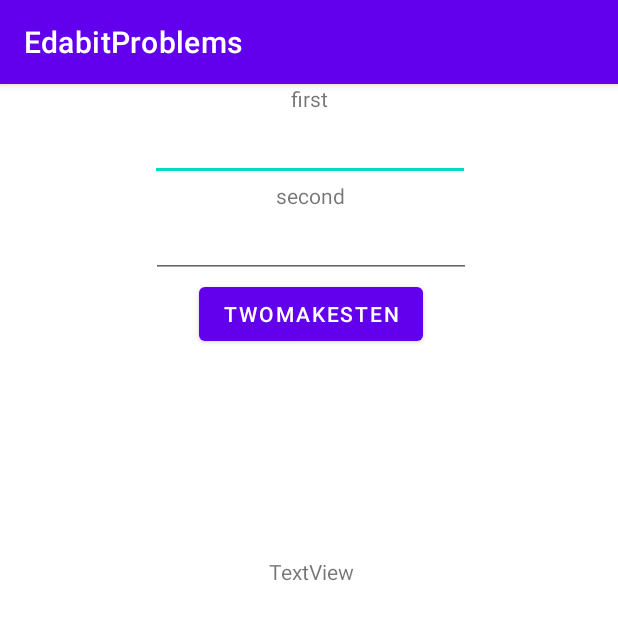
After one commit to Suresh-sanganaboyana-improve10x/EdabitProblems, an Android app: the TwoMakesTenActivity screen opened directly, with no data from a screen before it, on a phone screen of 412 x 824 dp. The commit adds this screen. Shown: the top 620 px of the screen. Run offline under Robolectric (Android 15) with nearby library versions, the phone set to English and light mode, and no system bars.

Commit message:
Created TwoMakesTenActivity and implemented test cases and functionality

```diff
--- /dev/null
+++ b/app/src/main/java/com/example/edabitproblems/twoMakesTen/TwoMakesTenActivity.java
@@ -0,0 +1,33 @@
+package com.example.edabitproblems.twoMakesTen;
+
+import androidx.appcompat.app.AppCompatActivity;
+
+import android.os.Bundle;
+import android.view.View;
+
+import com.example.edabitproblems.R;
+import com.example.edabitproblems.databinding.ActivityTwoMakesTenBinding;
+
+public class TwoMakesTenActivity extends AppCompatActivity implements TwoMakesTenView{
+
+    private ActivityTwoMakesTenBinding binding;
+
+    @Override
+    protected void onCreate(Bundle savedInstanceState) {
+        super.onCreate(savedInstanceState);
+        binding = ActivityTwoMakesTenBinding.inflate(getLayoutInflater());
+        setContentView(binding.getRoot());
+        handleTwoMakesTen();
+    }
+
+    @Override
+    public void handleTwoMakesTen() {
+        binding.twoMakesTenBtn.setOnClickListener(v -> {
+            String firstParam = binding.firstParamTxt.getText().toString();
+            String secondParam = binding.secondParamTxt.getText().toString();
+            boolean twoMakesTen = new TwoMakesTenControllerImpl().isTwoMakesTen(firstParam, secondParam);
+            binding.returnTxt.setText(String.valueOf(twoMakesTen));
+            binding.returnTxt.setVisibility(View.VISIBLE);
+        });
+    }
+}
--- /dev/null
+++ b/app/src/main/java/com/example/edabitproblems/twoMakesTen/TwoMakesTenController.java
@@ -0,0 +1,6 @@
+package com.example.edabitproblems.twoMakesTen;
+
+public interface TwoMakesTenController {
+
+    boolean isTwoMakesTen(String a, String b);
+}
--- /dev/null
+++ b/app/src/main/java/com/example/edabitproblems/twoMakesTen/TwoMakesTenView.java
@@ -0,0 +1,6 @@
+package com.example.edabitproblems.twoMakesTen;
+
+public interface TwoMakesTenView {
+
+    void handleTwoMakesTen();
+}
--- /dev/null
+++ b/app/src/main/res/layout/activity_two_makes_ten.xml
@@ -0,0 +1,66 @@
+<?xml version="1.0" encoding="utf-8"?>
+<androidx.constraintlayout.widget.ConstraintLayout xmlns:android="http://schemas.android.com/apk/res/android"
+    xmlns:app="http://schemas.android.com/apk/res-auto"
+    xmlns:tools="http://schemas.android.com/tools"
+    android:layout_width="match_parent"
+    android:layout_height="match_parent"
+    tools:context=".twoMakesTen.TwoMakesTenActivity">
+
+    <EditText
+        android:id="@+id/first_param_txt"
+        android:layout_width="wrap_content"
+        android:layout_height="wrap_content"
+        android:ems="10"
+        android:inputType="textPersonName"
+        app:layout_constraintEnd_toEndOf="@+id/textView2"
+        app:layout_constraintStart_toStartOf="@+id/textView2"
+        app:layout_constraintTop_toBottomOf="@+id/textView2" />
+
+    <TextView
+        android:id="@+id/textView2"
+        android:layout_width="wrap_content"
+        android:layout_height="wrap_content"
+        android:text="first"
+        app:layout_constraintEnd_toEndOf="parent"
+        app:layout_constraintStart_toStartOf="parent"
+        app:layout_constraintTop_toTopOf="parent" />
+
+    <TextView
+        android:id="@+id/textView3"
+        android:layout_width="wrap_content"
+        android:layout_height="wrap_content"
+        android:text="second"
+        app:layout_constraintEnd_toEndOf="@+id/first_param_txt"
+        app:layout_constraintStart_toStartOf="@+id/first_param_txt"
+        app:layout_constraintTop_toBottomOf="@+id/first_param_txt" />
+
+    <EditText
+        android:id="@+id/second_param_txt"
+        android:layout_width="wrap_content"
+        android:layout_height="wrap_content"
+        android:ems="10"
+        android:inputType="textPersonName"
+        app:layout_constraintEnd_toEndOf="@+id/textView3"
+        app:layout_constraintStart_toStartOf="@+id/textView3"
+        app:layout_constraintTop_toBottomOf="@+id/textView3" />
+
+    <Button
+        android:id="@+id/two_makes_ten_btn"
+        android:layout_width="wrap_content"
+        android:layout_height="wrap_content"
+        android:text="TwoMakesTen"
+        app:layout_constraintEnd_toEndOf="@+id/second_param_txt"
+        app:layout_constraintStart_toStartOf="@+id/second_param_txt"
+        app:layout_constraintTop_toBottomOf="@+id/second_param_txt" />
+
+    <TextView
+        android:id="@+id/return_txt"
+        android:layout_width="wrap_content"
+        android:layout_height="wrap_content"
+        android:text="TextView"
+        app:layout_constraintBottom_toBottomOf="parent"
+        app:layout_constraintEnd_toEndOf="@+id/two_makes_ten_btn"
+        app:layout_constraintStart_toStartOf="@+id/two_makes_ten_btn"
+        app:layout_constraintTop_toBottomOf="@+id/two_makes_ten_btn"
+        app:layout_constraintVertical_bias="0.241" />
+</androidx.constraintlayout.widget.ConstraintLayout>
```
Also changed, not shown: app/src/main/AndroidManifest.xml (+7 -0 lines), app/src/main/java/com/example/edabitproblems/AllProblemsActivity.java (+9 -0 lines), app/src/main/java/com/example/edabitproblems/twoMakesTen/TwoMakesTenControllerImpl.java (added, +16 -0 lines), app/src/main/res/layout/activity_all_problems.xml (+9 -0 lines), 1 other file.
